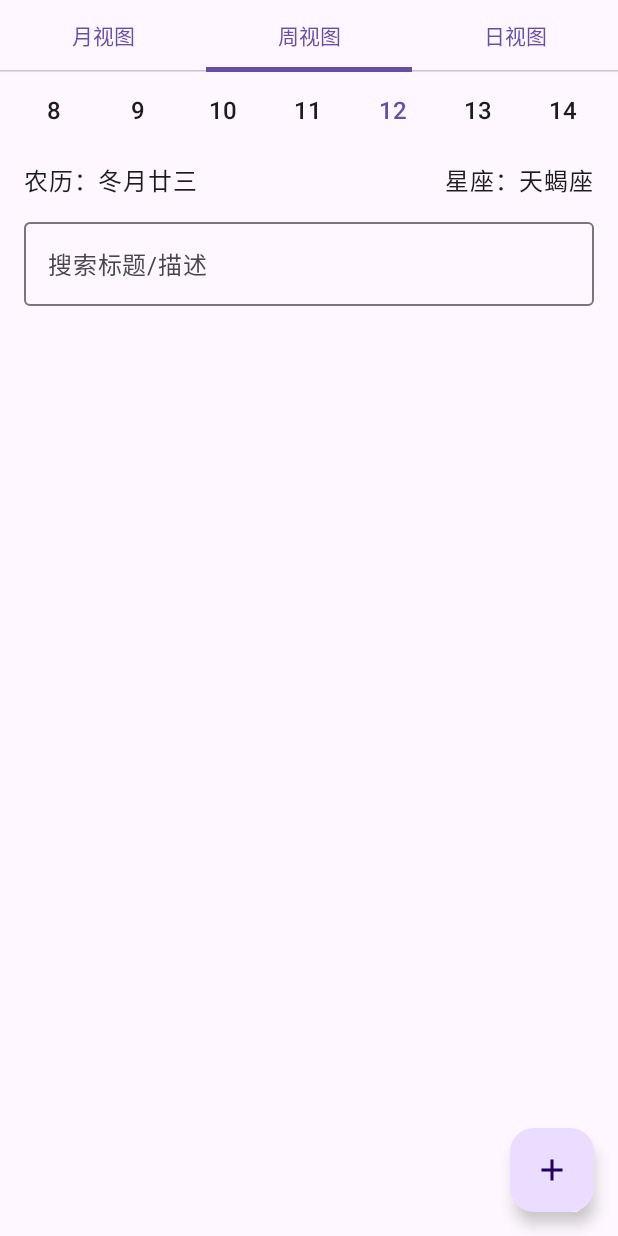
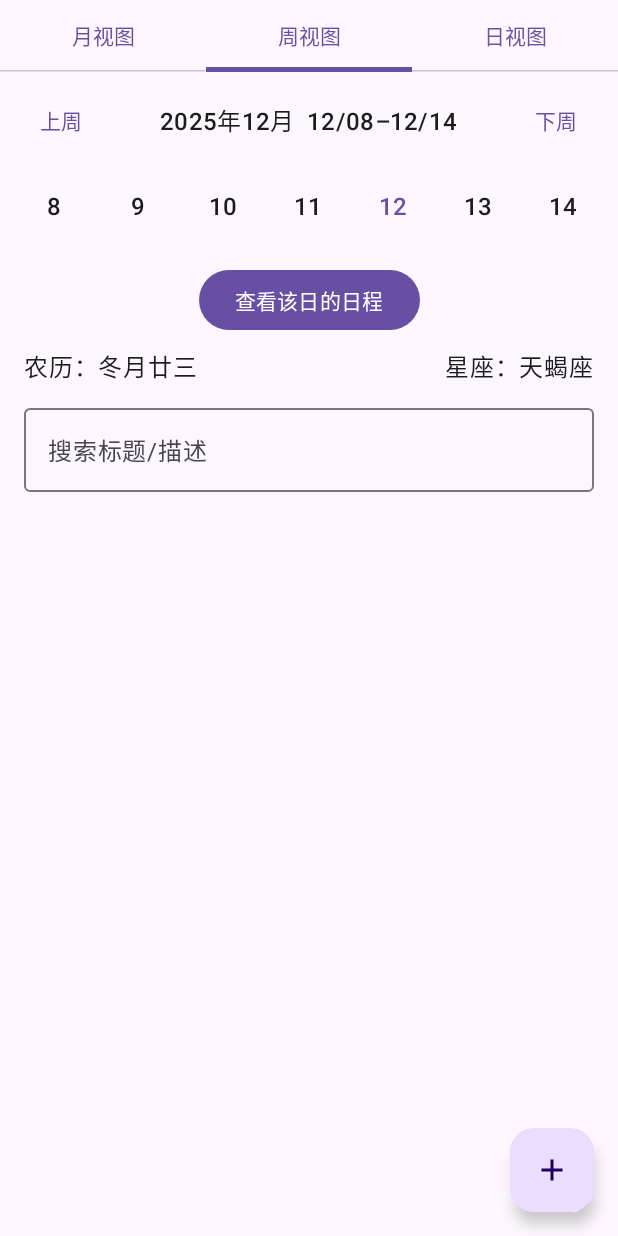
Before and after one commit to DakerQirszh/android_app_calendar, an Android app built with Jetpack Compose: the screen it shows after launch (MainActivity), tab 2 chosen, on a phone screen of 412 x 824 dp. Run offline under Robolectric (Android 15) with nearby library versions, the phone set to English and light mode, and no system bars; our stand-ins replace Room's generated code.

Commit message:
实现了周日月视图

```diff
--- a/app/src/main/java/com/example/calendar/MainActivity.kt
+++ b/app/src/main/java/com/example/calendar/MainActivity.kt
@@ -184,7 +184,9 @@ class MainActivity : ComponentActivity() {
                             when (viewMode) {
 
                                 CalendarViewMode.MONTH -> {
-                                    // 月视图（仍然使用 CalendarView）
+                                    Column {
+
+                                        // 月历
                                         AndroidView(
                                             factory = { context ->
                                                 CalendarView(context).apply {
@@ -194,21 +196,47 @@ class MainActivity : ComponentActivity() {
                                                             set(Calendar.MILLISECOND, 0)
                                                         }
                                                         selectedDate = cal.timeInMillis
-                                                    viewMode = CalendarViewMode.DAY // 👈 点月 → 进日视图
+                                                        // ❗不跳转视图
                                                     }
                                                 }
                                             },
                                             modifier = Modifier.fillMaxWidth()
                                         )
+
+                                        Spacer(Modifier.height(16.dp))
+
+                                        // 👇 新增：进入日视图按钮
+                                        Button(
+                                            onClick = {
+                                                viewMode = CalendarViewMode.DAY
+                                            },
+                                            modifier = Modifier
+                                                .align(Alignment.CenterHorizontally)
+                                        ) {
+                                            Text("查看当天日程")
+                                        }
+                                    }
                                 }
 
                                 CalendarViewMode.WEEK -> {
                                     WeekView(
                                         selectedDate = selectedDate,
                                         datesWithEvents = datesWithEvents,
+
                                         onDateSelected = { date ->
                                             selectedDate = date
+                                        },
+
+                                        onEnterDayView = {
                                             viewMode = CalendarViewMode.DAY
+                                        },
+
+                                        onPrevWeek = {
+                                            selectedDate = addDays(selectedDate, -7)
+                                        },
+
+                                        onNextWeek = {
+                                            selectedDate = addDays(selectedDate, 7)
                                         }
                                     )
                                 }
@@ -220,25 +248,38 @@ class MainActivity : ComponentActivity() {
                                         eventsForDay = eventsForDay,
                                         searchQuery = searchQuery,
                                         onSearchChange = { searchQuery = it },
-                                        onEventClick = {
-                                            viewingEvent = it
+
+                                        // ✅ 这里必须显式接收 event 参数
+                                        onEventClick = { event ->
+                                            viewingEvent = event
                                             showViewDialog = true
                                         },
-                                        onToggleFinished = {
+
+                                        onToggleFinished = { event ->
                                             lifecycleScope.launch {
-                                                dao.updateEvent(it.copy(finished = !it.finished))
+                                                dao.updateEvent(event.copy(finished = !event.finished))
                                                 eventsForDay = dao.getEventsByDate(selectedDate)
                                             }
                                         },
-                                        onDeleteEvent = {
+
+                                        onDeleteEvent = { event ->
                                             lifecycleScope.launch {
-                                                dao.deleteEvent(it)
+                                                dao.deleteEvent(event)
                                                 eventsForDay = dao.getEventsByDate(selectedDate)
                                                 refreshDatesWithEvents()
                                             }
+                                        },
+
+                                        onPrevDay = {
+                                            selectedDate = addDays(selectedDate, -1)
+                                        },
+
+                                        onNextDay = {
+                                            selectedDate = addDays(selectedDate, 1)
                                         }
                                     )
                                 }
+
                             }
 
 
@@ -341,10 +382,29 @@ fun DayView(
     onSearchChange: (String) -> Unit,
     onEventClick: (Event) -> Unit,
     onToggleFinished: (Event) -> Unit,
-    onDeleteEvent: (Event) -> Unit
+    onDeleteEvent: (Event) -> Unit,
+    onPrevDay: () -> Unit,
+    onNextDay: () -> Unit
 ) {
     Column {
 
+        // ✅ ①【就在这里放】—— 日期标题 + 前后天按钮
+        val title = remember(selectedDate) { dayTitleText(selectedDate) }
+
+        Row(
+            modifier = Modifier
+                .fillMaxWidth()
+                .padding(horizontal = 12.dp, vertical = 8.dp),
+            verticalAlignment = Alignment.CenterVertically
+        ) {
+            TextButton(onClick = onPrevDay) { Text("前一天") }
+            Spacer(Modifier.weight(1f))
+            Text(title, style = MaterialTheme.typography.titleMedium)
+            Spacer(Modifier.weight(1f))
+            TextButton(onClick = onNextDay) { Text("后一天") }
+        }
+
+        // ② 搜索框（你原来就有的）
         OutlinedTextField(
             value = searchQuery,
             onValueChange = onSearchChange,
@@ -357,6 +417,7 @@ fun DayView(
 
         Spacer(Modifier.height(8.dp))
 
+        // ③ 当天事件列表
         LazyColumn(
             modifier = Modifier.fillMaxSize()
         ) {
@@ -375,6 +436,7 @@ fun DayView(
         }
     }
 }
+
 
 @Composable
 fun EventItem(
@@ -541,9 +603,28 @@ fun getToday(): Long {
 fun WeekView(
     selectedDate: Long,
     datesWithEvents: Set<Long>,
-    onDateSelected: (Long) -> Unit
+    onDateSelected: (Long) -> Unit,
+    onPrevWeek: () -> Unit,
+    onEnterDayView: () -> Unit,
+    onNextWeek: () -> Unit
 ) {
     val weekDates = remember(selectedDate) { getWeekDates(selectedDate) }
+    val title = remember(selectedDate) { weekRangeText(selectedDate) }
+
+    Column(modifier = Modifier.fillMaxWidth()) {
+
+        Row(
+            modifier = Modifier
+                .fillMaxWidth()
+                .padding(horizontal = 12.dp, vertical = 8.dp),
+            verticalAlignment = Alignment.CenterVertically
+        ) {
+            TextButton(onClick = onPrevWeek) { Text("上周") }
+            Spacer(Modifier.weight(1f))
+            Text(title, style = MaterialTheme.typography.titleMedium)
+            Spacer(Modifier.weight(1f))
+            TextButton(onClick = onNextWeek) { Text("下周") }
+        }
 
         Row(
             modifier = Modifier
@@ -587,6 +668,20 @@ fun WeekView(
                 }
             }
         }
+        Spacer(Modifier.height(12.dp))
+        Box(
+            modifier = Modifier.fillMaxWidth(),
+            contentAlignment = Alignment.Center
+        ) {
+                Button(
+                    onClick = {
+                        onEnterDayView()   // 👈 关键修改
+                    }
+                ) {
+                    Text("查看该日的日程")
+                }
+        }
+    }
 }
 
 
@@ -611,3 +706,36 @@ fun getWeekDates(selectedDate: Long): List<Long> {
         cal.timeInMillis
     }
 }
+fun addDays(date: Long, days: Int): Long {
+    val cal = Calendar.getInstance().apply { timeInMillis = date }
+    cal.add(Calendar.DAY_OF_MONTH, days)
+    cal.set(Calendar.HOUR_OF_DAY, 0)
+    cal.set(Calendar.MINUTE, 0)
+    cal.set(Calendar.SECOND, 0)
+    cal.set(Calendar.MILLISECOND, 0)
+    return cal.timeInMillis
+}
+
+fun weekRangeText(selectedDate: Long): String {
+    val start = startOfWeek(selectedDate)
+    val end = addDays(start, 6)
+    val sdf = java.text.SimpleDateFormat("MM/dd", java.util.Locale.getDefault())
+    val yearSdf = java.text.SimpleDateFormat("yyyy年MM月", java.util.Locale.getDefault())
+    // 用周起点的年月当“本周月份标题”（跨月周也能接受，想更严谨我们再升级）
+    val title = yearSdf.format(java.util.Date(start))
+    return "$title  ${sdf.format(java.util.Date(start))}–${sdf.format(java.util.Date(end))}"
+}
+fun dayTitleText(date: Long): String {
+    val cal = Calendar.getInstance().apply { timeInMillis = date }
+    val sdf = java.text.SimpleDateFormat("yyyy年MM月dd日", java.util.Locale.getDefault())
+    val weekDay = when (cal.get(Calendar.DAY_OF_WEEK)) {
+        Calendar.MONDAY -> "周一"
+        Calendar.TUESDAY -> "周二"
+        Calendar.WEDNESDAY -> "周三"
+        Calendar.THURSDAY -> "周四"
+        Calendar.FRIDAY -> "周五"
+        Calendar.SATURDAY -> "周六"
+        else -> "周日"
+    }
+    return "${sdf.format(java.util.Date(date))}  $weekDay"
+}
```
Lines whose indentation alone changed are shown as unchanged.
